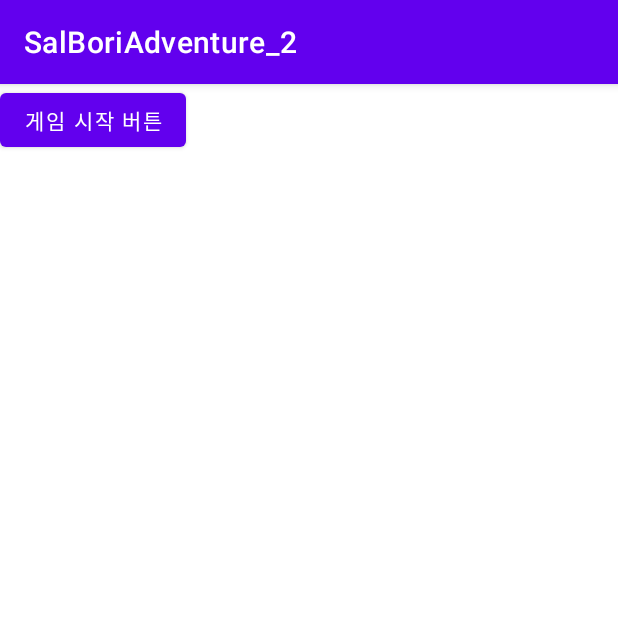
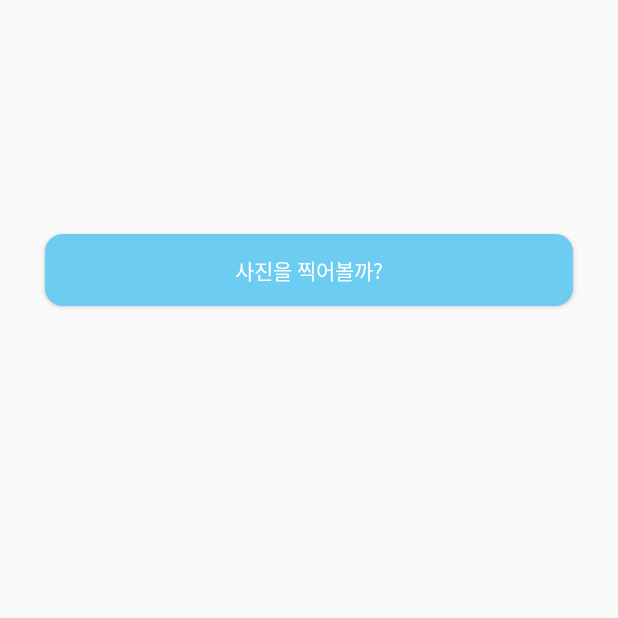
Before and after one commit to blueCreators/SsalBoriAdventure, an Android app: the screen it shows after launch (MainActivity), on a phone screen of 412 x 824 dp, the top half of it. Run offline under Robolectric (Android 15) with nearby library versions, the phone set to English and light mode, and no system bars.

Commit message:
mini game 2

```diff
--- a/app/src/main/AndroidManifest.xml
+++ b/app/src/main/AndroidManifest.xml
@@ -14,7 +14,8 @@
         android:label="@string/app_name"
         android:roundIcon="@mipmap/ic_launcher_round"
         android:supportsRtl="true"
-        android:theme="@style/Theme.SalBoriAdventure_2">
+        android:theme="@style/Theme.AppCompat.Light.NoActionBar" >//이부분 수정함
+
         <activity android:name=".MainActivity">
             <intent-filter>
                 <action android:name="android.intent.action.MAIN" />
--- a/app/src/main/java/com/example/salboriadventure_2/MainActivity.java
+++ b/app/src/main/java/com/example/salboriadventure_2/MainActivity.java
@@ -33,14 +33,12 @@ import java.io.File;
 
 public class MainActivity extends AppCompatActivity {
 
-    ImageView image, card;
+    ImageView image;
     Button btn;
     final String TAG = getClass().getSimpleName();
     final static int TAKE_PICTURE = 1;
-    String correctAnswer = "C03";
+    String correctAnswer = "C01";
 
-    FrameLayout btnLayout;
-    LinearLayout imageLayout;
     TextView question;
     EditText answer;
     Button btnComplete;
@@ -51,11 +49,7 @@ public class MainActivity extends AppCompatActivity {
         setContentView(R.layout.activity_main);
 
         image = (ImageView) findViewById(R.id.image);
-        card = (ImageView) findViewById(R.id.card);
         btn = (Button) findViewById(R.id.btn);
-
-        btnLayout = (FrameLayout)findViewById(R.id.btnLayout);
-        imageLayout = (LinearLayout)findViewById(R.id.imageLayout);
 
         question = (TextView)findViewById(R.id.question);
         answer = (EditText)findViewById(R.id.answer);
@@ -109,8 +103,8 @@ public class MainActivity extends AppCompatActivity {
                     Bitmap bitmap = (Bitmap)intent.getExtras().get("data");
 
                     if(bitmap != null){
-                        btnLayout.setVisibility(View.INVISIBLE);
-                        imageLayout.setVisibility(View.VISIBLE);
+                        btn.setVisibility(View.INVISIBLE);
+                        image.setVisibility(View.VISIBLE);
 
                         image.setImageBitmap(bitmap);
                         image.setImageResource(R.drawable.result);
--- /dev/null
+++ b/app/src/main/res/drawable/button_design.xml
@@ -0,0 +1,10 @@
+<?xml version="1.0" encoding="utf-8"?>
+<shape xmlns:android="http://schemas.android.com/apk/res/android">
+    <solid
+        android:color="#6cccf2"/>
+    <corners
+        android:bottomLeftRadius="12dp"
+        android:bottomRightRadius="12dp"
+        android:topRightRadius="12dp"
+        android:topLeftRadius="12dp"/>
+</shape>
--- a/app/src/main/res/layout/activity_main.xml
+++ b/app/src/main/res/layout/activity_main.xml
@@ -7,37 +7,29 @@
     tools:context=".MainActivity"
     android:orientation="vertical">
 
+
     <FrameLayout
         android:layout_width="match_parent"
         android:layout_height="wrap_content"
-        android:id="@+id/btnLayout">
+        android:layout_marginTop="30dp">
+
         <Button
-            android:layout_width="wrap_content"
+            android:layout_width="match_parent"
             android:layout_height="wrap_content"
-            android:text="게임 시작 버튼"
+            android:layout_gravity="center"
+            android:layout_marginLeft="30dp"
+            android:layout_marginRight="30dp"
+            android:text="사진을 찍어볼까?"
+            android:textColor="@color/white"
+            android:background="@drawable/button_design"
             android:id="@+id/btn"/>
-    </FrameLayout>
-
-    <LinearLayout
-        android:layout_width="match_parent"
-        android:layout_height="match_parent"
-        android:orientation="vertical"
-        android:id="@+id/imageLayout">
-
-        <FrameLayout
-            android:layout_width="match_parent"
-            android:layout_height="wrap_content">
 
         <ImageView
             android:layout_width="300dp"
             android:layout_height="300dp"
             android:layout_gravity="center_horizontal"
             android:id="@+id/image"/>
-            <ImageView
-                android:layout_width="300dp"
-                android:layout_height="300dp"
-                android:layout_gravity="center_horizontal"
-                android:id="@+id/card"/>
+
     </FrameLayout>
 
     <LinearLayout
@@ -67,12 +59,11 @@
             android:layout_height="match_parent"
             android:layout_marginTop="30dp"
             android:text="확인"
+            android:textColor="@color/white"
             android:layout_gravity="center"
             android:id="@+id/btnComplete"
+            android:background="@drawable/button_design"
             android:visibility="invisible"/>
     </LinearLayout>
 
-
 </LinearLayout>
-
-</LinearLayout>
```
Also changed, not shown: app/src/main/res/drawable/result.jpg. Lines whose indentation alone changed are shown as unchanged.
